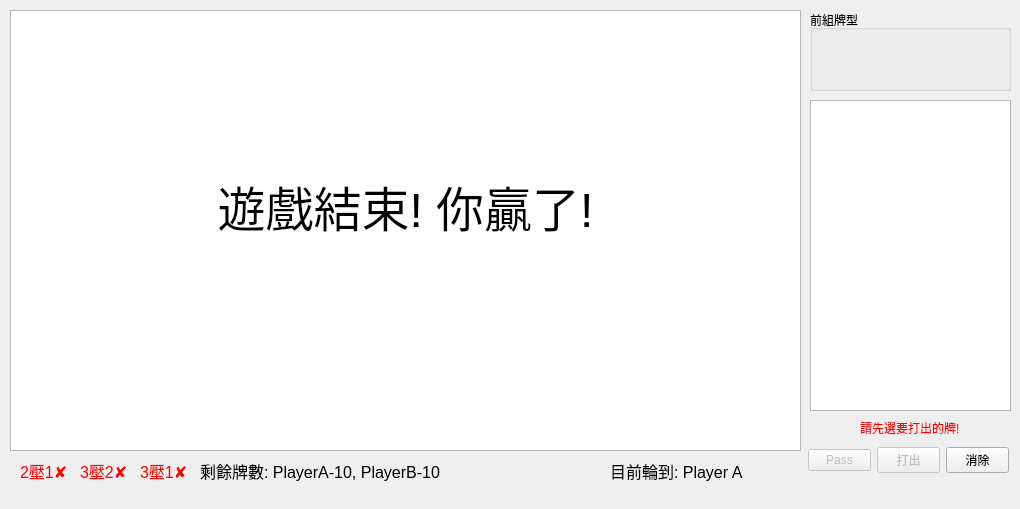
The window that mainwindow.ui (XCI9/CardGame) describes before a commit, drawn with Qt 5.
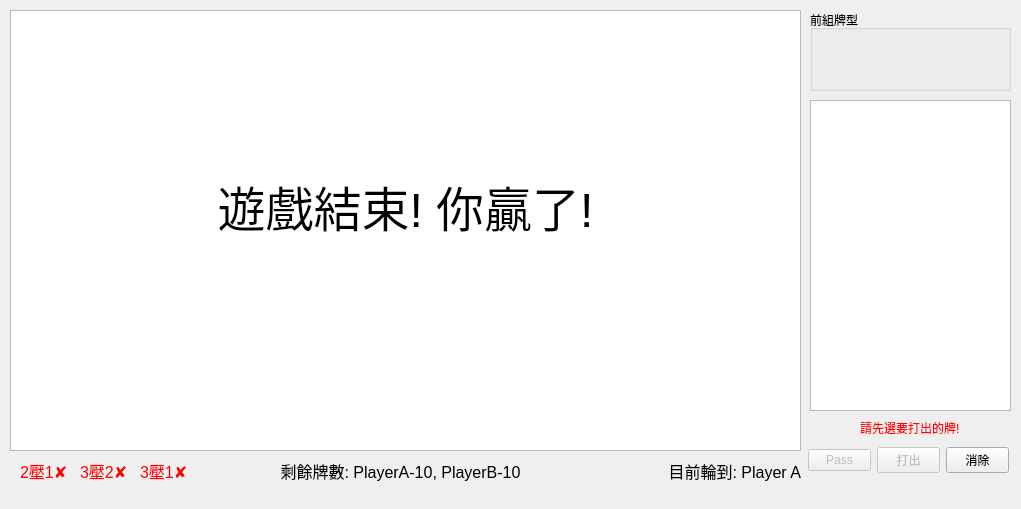
The same window after the commit.

```diff
--- a/mainwindow.ui
+++ b/mainwindow.ui
@@ -6,7 +6,7 @@
    <rect>
     <x>0</x>
     <y>0</y>
-    <width>1020</width>
+    <width>1021</width>
     <height>509</height>
    </rect>
   </property>
@@ -217,6 +217,9 @@
     <property name="text">
      <string>目前輪到: Player A</string>
     </property>
+    <property name="alignment">
+     <set>Qt::AlignRight|Qt::AlignTrailing|Qt::AlignVCenter</set>
+    </property>
    </widget>
    <widget class="QLabel" name="gameover_msg">
     <property name="geometry">
@@ -259,6 +262,9 @@
     <property name="text">
      <string>剩餘牌數: PlayerA-10, PlayerB-10</string>
     </property>
+    <property name="alignment">
+     <set>Qt::AlignCenter</set>
+    </property>
    </widget>
   </widget>
   <widget class="QMenuBar" name="menubar">
```
Left out of the diff: 2 changed lines with no effect on the pictures.
